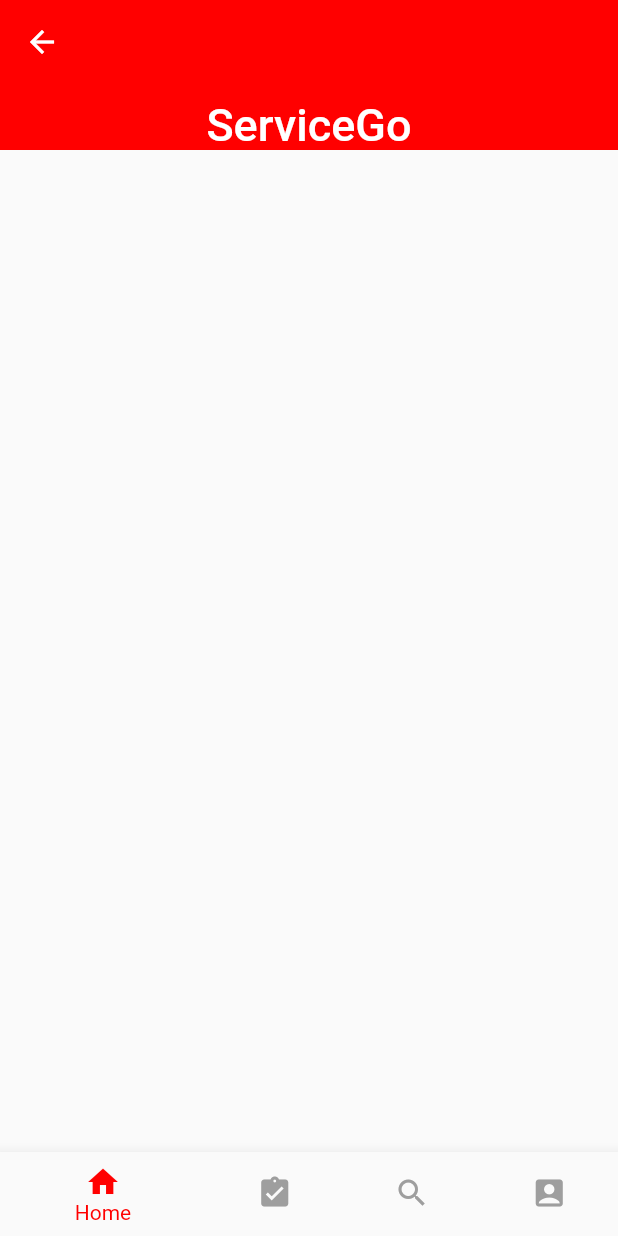
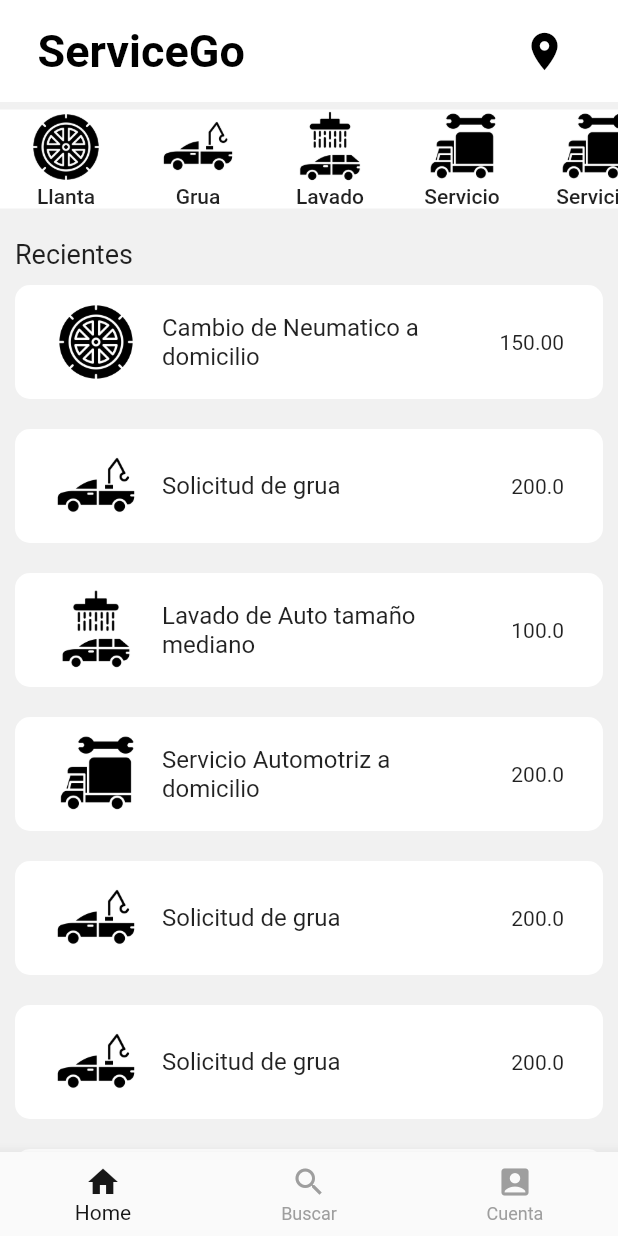
Before and after one commit to GungryNutria/servicego, a Flutter app: the HomePage screen opened by its route, on a phone screen of 412 x 824 dp. Run offline on Flutter 3.47's test engine with Material 2 defaults, Android fonts, the phone set to English and light mode, and no system bars; our stand-ins replace bloc, flutter_bloc, geolocator, google_maps_flutter, hexcolor, permission_handler.

Commit message:
Home Page

```diff
--- a/lib/pages/access_gps_page.dart
+++ b/lib/pages/access_gps_page.dart
@@ -67,6 +67,10 @@
       case PermissionStatus.permanentlyDenied:
       case PermissionStatus.undetermined:
         openAppSettings();
+        break;
+      case PermissionStatus.limited:
+        // TODO: Handle this case.
+        break;
     }
   }
 }
--- a/lib/pages/home_page.dart
+++ b/lib/pages/home_page.dart
@@ -15,8 +15,9 @@
 
 class _HomePageState extends State<HomePage> {
   int _selectedIndex = 0;
+
   static const TextStyle optionStyle =
-      TextStyle(fontSize: 30, fontWeight: FontWeight.bold);
+      TextStyle(fontSize: 30, fontWeight: FontWeight.bold, color: Colors.black);
 
   void _onItemTapped(int index) {
     setState(() {
@@ -24,12 +25,9 @@
     });
   }
 
+  List<Widget> getDisplay(BuildContext context) {
     List<Widget> _widgetOptions = <Widget>[
-    _home(),
-    Text(
-      'Index 1: Business',
-      style: optionStyle,
-    ),
+      _home(context),
       Text(
         'Index 2: School',
         style: optionStyle,
@@ -39,27 +37,119 @@
         style: optionStyle,
       ),
     ];
+    return _widgetOptions;
+  }
+
   @override
   Widget build(BuildContext context) {
-    return Container(
-        color: HexColor('#ff0000'),
-        child: Stack(
-          fit: StackFit.expand,
+    return Scaffold(
+        backgroundColor: HexColor('#F1F1F1'),
+        body: Stack(
+          children: [getDisplay(context).elementAt(_selectedIndex)],
+        ),
+        bottomNavigationBar: _bottomMenu());
+  }
+
+  static Widget _home(BuildContext context) {
+    return SingleChildScrollView(
+      child: Column(
         children: [
-            Scaffold(
-              body: _widgetOptions.elementAt(_selectedIndex),
-              bottomNavigationBar: BottomNavigationBar(
+          SafeArea(
+            child: Container(
+              padding: EdgeInsets.all(10.0),
+              color: Colors.white,
+              child: Row(
+                mainAxisAlignment: MainAxisAlignment.spaceBetween,
+                children: [
+                  Container(
+                      margin: EdgeInsets.only(left: 15.0),
+                      alignment: Alignment.bottomLeft,
+                      child: Text(
+                        'ServiceGo',
+                        style: optionStyle,
+                      )),
+                  Container(
+                    margin: EdgeInsets.only(right: 15.0),
+                    alignment: Alignment.bottomRight,
+                    child: IconButton(
+                      onPressed: () {},
+                      icon: Icon(
+                        Icons.location_on,
+                        color: Colors.black,
+                        size: 30.0,
+                      ),
+                    ),
+                  )
+                ],
+              ),
+            ),
+          ),
+          Container(
+            color: Colors.white,
+            alignment: Alignment.center,
+            margin: EdgeInsets.only(top: 5.0),
+            child: SingleChildScrollView(
+              scrollDirection: Axis.horizontal,
+              child: Row(
+                children: [
+                  _option('opcion1', 'Llanta'),
+                  _option('opcion2', 'Grua'),
+                  _option('opcion3', 'Lavado'),
+                  _option('opcion4', 'Servicio'),
+                  _option('opcion4', 'Servicio')
+                ],
+              ),
+            ),
+          ),
+          Container(
+            margin: EdgeInsets.only(top: 20.0),
+            child: Column(
+              children: [
+                Container(
+                  margin: EdgeInsets.only(left: 10.0),
+                  alignment: Alignment.topLeft,
+                  child: Text(
+                    'Recientes',
+                    style: TextStyle(fontSize: 18.0),
+                  ),
+                ),
+                _compra('opcion1', 'Cambio de Neumatico a domicilio', '150.00'),
+                _compra('opcion2', 'Solicitud de grua', '200.0'),
+                _compra('opcion3', 'Lavado de Auto tamaño mediano', '100.0'),
+                _compra('opcion4', 'Servicio Automotriz a domicilio', '200.0'),
+                _compra('opcion2', 'Solicitud de grua', '200.0'),
+                _compra('opcion2', 'Solicitud de grua', '200.0'),
+                _compra('opcion2', 'Solicitud de grua', '200.0'),
+              ],
+            ),
+          ),
+        ],
+      ),
+    );
+  }
+
+  static Widget _option(String opcion, String text) {
+    return FlatButton(
+        onPressed: () {},
+        child: Column(
+          children: [
+            Image(
+              image: AssetImage('assets/$opcion.png'),
+              width: 50.0,
+            ),
+            Text(text)
+          ],
+        ));
+  }
+
+  Widget _bottomMenu() {
+    return BottomNavigationBar(
       items: const <BottomNavigationBarItem>[
         BottomNavigationBarItem(
           icon: Icon(Icons.home),
           label: 'Home',
         ),
-                  BottomNavigationBarItem(
-                    icon: Icon(Icons.assignment_turned_in),
-                    label: 'servicios',
-                  ),
-                  BottomNavigationBarItem(
-                      icon: Icon(Icons.search), label: 'Buscar'),
+        BottomNavigationBarItem(icon: Icon(Icons.search), label: 'Buscar'),
         BottomNavigationBarItem(
           icon: Icon(Icons.account_box_rounded),
           label: 'Cuenta',
@@ -67,27 +157,22 @@
       ],
       unselectedItemColor: Colors.grey[500],
       currentIndex: _selectedIndex,
-                selectedItemColor: HexColor('#ff0000'),
+      selectedItemColor: HexColor('#171717'),
       onTap: _onItemTapped,
-              ),
-            )
-          ],
-        ));
+    );
   }
 
-  static Widget _home() {
-    return CustomScrollView(slivers: [
-      SliverAppBar(
-        elevation: 2.0,
-        backgroundColor: HexColor('#ff0000'),
-        expandedHeight: 100.0,
-        floating: false,
-        pinned: true,
-        flexibleSpace: FlexibleSpaceBar(
-            centerTitle: true,
-            titlePadding: EdgeInsets.all(0.0),
-            title: Text('ServiceGo')),
-      )
-    ]);
+  static Widget _compra(String opcion, String descripcion, String monto) {
+    return Container(
+      margin: EdgeInsets.all(10.0),
+      padding: EdgeInsets.all(10.0),
+      decoration: BoxDecoration(
+          borderRadius: BorderRadius.circular(10.0), color: Colors.white),
+      child: ListTile(
+        leading: Image(image: AssetImage('assets/$opcion.png')),
+        title: Text(descripcion),
+        trailing: Text(monto),
+      ),
+    );
   }
 }
```
Also changed, not shown: assets/banner.jpg (added), assets/carmarket.png (added), assets/mechanic.png (added), assets/opcion1.png (added), assets/opcion2.png (added), assets/opcion3.png (added), assets/opcion4.png (added), pubspec.lock. Lines whose indentation alone changed are shown as unchanged.
